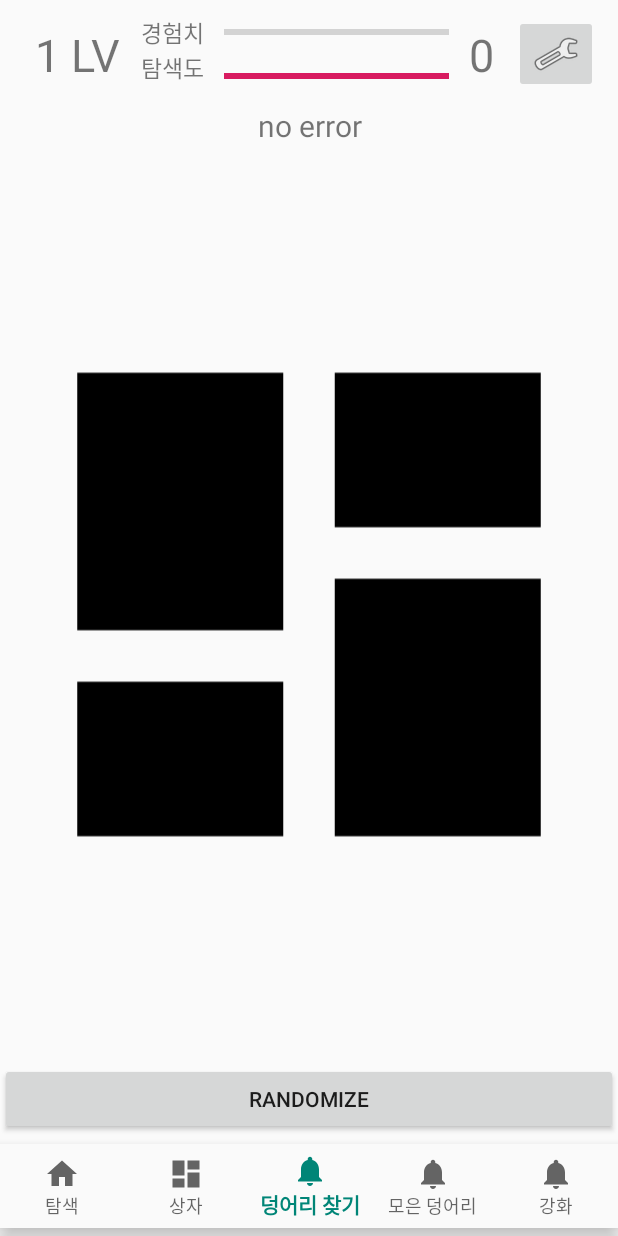
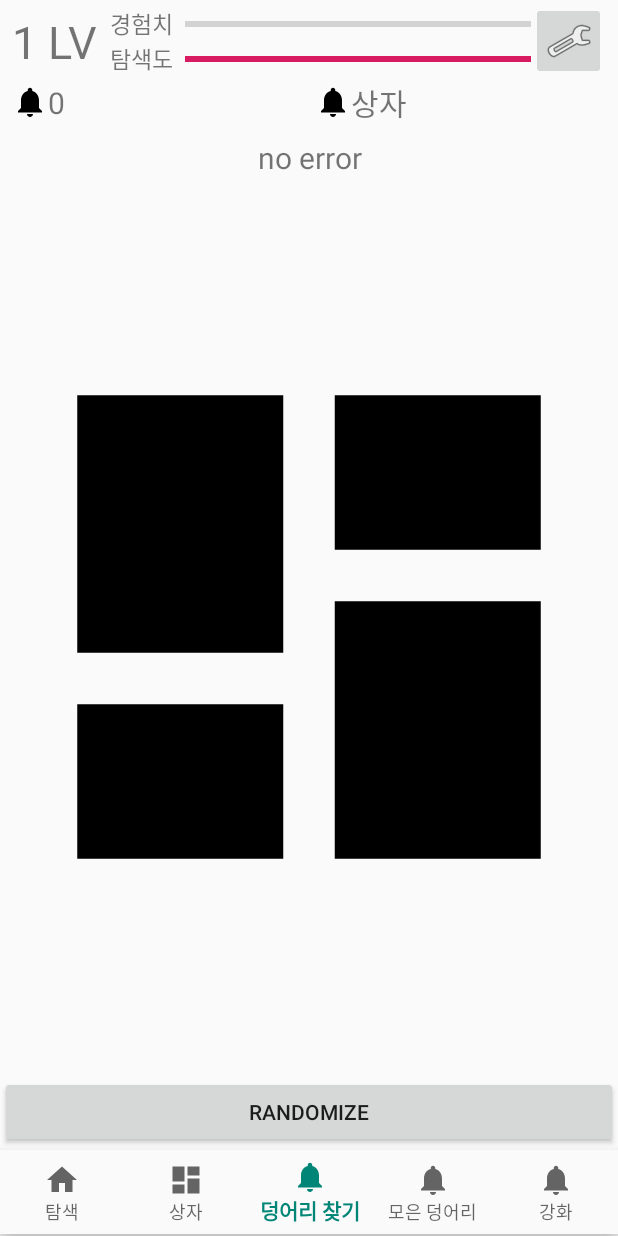
Before and after one commit to nsun9505/MobileAppProgramming_Team1, an Android app: the screen it shows after launch (MainActivity), item 3 of the bottom bar chosen, on a phone screen of 412 x 824 dp. Run offline under Robolectric (Android 15) with nearby library versions, the phone set to English and light mode, and no system bars; our stand-ins replace navigation-ui.

Commit message:
메인액티비티 폴리싱, 업그레이드 프래그먼트 연결

```diff
--- a/app/src/main/res/layout/activity_main.xml
+++ b/app/src/main/res/layout/activity_main.xml
@@ -28,23 +28,21 @@
         app:defaultNavHost="true"
         app:layout_constraintBottom_toTopOf="@+id/nav_view"
         app:layout_constraintEnd_toEndOf="parent"
-        app:layout_constraintHorizontal_bias="0.0"
         app:layout_constraintStart_toStartOf="parent"
-        app:layout_constraintTop_toBottomOf="@+id/textView3"
+        app:layout_constraintTop_toBottomOf="@+id/textView4"
         app:navGraph="@navigation/mobile_navigation" />
 
     <TextView
         android:id="@+id/textView3"
         android:layout_width="wrap_content"
         android:layout_height="wrap_content"
-        android:layout_marginLeft="10dp"
-        android:layout_marginTop="10dp"
+        android:layout_marginLeft="8dp"
         android:text="LV"
         android:textSize="30dp"
-        app:layout_constraintBottom_toTopOf="@+id/nav_host_fragment"
-        app:layout_constraintStart_toStartOf="parent"
+        app:layout_constraintBottom_toTopOf="@+id/textView4"
+        app:layout_constraintLeft_toLeftOf="parent"
         app:layout_constraintTop_toTopOf="parent"
-        app:layout_constraintEnd_toStartOf="@id/exp"
+        app:layout_constraintLeft_toRightOf="@+id/exp"
         tools:ignore="MissingConstraints" />
 
     <TextView
@@ -53,75 +51,96 @@
         android:layout_height="wrap_content"
         android:text="경험치"
         android:textSize="15dp"
-        android:layout_marginTop="10dp"
-        app:layout_constraintStart_toEndOf="@+id/textView3"
-        app:layout_constraintEnd_toStartOf="@id/progressBar"
-        app:layout_constraintTop_toTopOf="parent"
+        android:layout_marginLeft="8dp"
+        app:layout_constraintLeft_toRightOf="@+id/textView3"
+        app:layout_constraintRight_toLeftOf="@id/progressBar"
+        app:layout_constraintTop_toTopOf="@+id/textView3"
+        app:layout_constraintBottom_toTopOf="@+id/search"
         tools:ignore="MissingConstraints" />
+
     <TextView
         android:id="@+id/search"
         android:layout_width="wrap_content"
         android:layout_height="wrap_content"
         android:text="탐색도"
         android:textSize="15dp"
-        app:layout_constraintStart_toEndOf="@+id/textView3"
-        app:layout_constraintEnd_toStartOf="@id/progressBar2"
+        android:layout_marginLeft="8dp"
+        app:layout_constraintLeft_toRightOf="@+id/textView3"
+        app:layout_constraintRight_toLeftOf="@id/progressBar2"
+        app:layout_constraintBottom_toBottomOf="@id/textView3"
         app:layout_constraintTop_toBottomOf="@id/exp"
         tools:ignore="MissingConstraints" />
 
     <ProgressBar
         android:id="@+id/progressBar"
         style="?android:attr/progressBarStyleHorizontal"
-        android:layout_width="150dp"
+        android:layout_width="0dp"
         android:layout_height="wrap_content"
         android:max="100"
         android:progress="20"
-        android:layout_marginTop="10dp"
-        app:layout_constraintBottom_toTopOf="@+id/progressBar2"
-        app:layout_constraintEnd_toStartOf="@+id/textView4"
-        app:layout_constraintStart_toEndOf="@+id/exp"
-        app:layout_constraintTop_toTopOf="parent"
-        app:layout_constraintVertical_bias="0.0"
+
+        android:layout_marginLeft="8dp"
+        app:layout_constraintLeft_toRightOf="@+id/exp"
+        app:layout_constraintTop_toTopOf="@+id/exp"
+        app:layout_constraintBottom_toBottomOf="@+id/exp"
+        app:layout_constraintRight_toLeftOf="@+id/settingbtn"
         tools:ignore="MissingConstraints" />
 
     <ProgressBar
         android:id="@+id/progressBar2"
         style="?android:attr/progressBarStyleHorizontal"
-        android:layout_width="150dp"
+        android:layout_width="0dp"
         android:layout_height="wrap_content"
         android:max="100"
         android:progress="10"
 
-        android:layout_marginTop="10dp"
-        app:layout_constraintBottom_toTopOf="@+id/nav_host_fragment"
-        app:layout_constraintEnd_toStartOf="@+id/textView4"
-        app:layout_constraintStart_toEndOf="@+id/search"
-        app:layout_constraintTop_toBottomOf="@id/progressBar"
+        android:layout_marginLeft="8dp"
+        app:layout_constraintLeft_toRightOf="@+id/search"
+        app:layout_constraintTop_toTopOf="@id/search"
+        app:layout_constraintBottom_toBottomOf="@+id/search"
+        app:layout_constraintRight_toLeftOf="@+id/settingbtn"
         tools:ignore="MissingConstraints" />
 
     <ImageButton
         android:id="@+id/settingbtn"
-        android:layout_width="wrap_content"
+        android:layout_width="50dp"
         android:layout_height="wrap_content"
-        android:layout_marginTop="10dp"
-        app:layout_constraintBottom_toTopOf="@+id/nav_host_fragment"
-        app:layout_constraintEnd_toEndOf="parent"
-        app:layout_constraintStart_toEndOf="@+id/textView4"
-        app:layout_constraintTop_toTopOf="parent"
+        android:layout_marginRight="8dp"
+        app:layout_constraintBottom_toBottomOf="@id/textView3"
+        app:layout_constraintLeft_toRightOf="@+id/progressBar2"
+        app:layout_constraintRight_toRightOf="parent"
+        app:layout_constraintTop_toTopOf="@id/textView3"
         app:srcCompat="@android:drawable/ic_menu_manage"
         tools:ignore="MissingConstraints" />
 
     <TextView
         android:id="@+id/textView4"
-        android:layout_width="wrap_content"
+        android:layout_width="0dp"
         android:layout_height="wrap_content"
-        android:layout_marginTop="10dp"
+        android:layout_marginLeft="8dp"
+        android:layout_marginRight="4dp"
+        android:drawableLeft="@drawable/ic_notifications_black_24dp"
         android:text="금화"
-        android:textSize="30dp"
+        android:textSize="20dp"
         app:layout_constraintBottom_toTopOf="@+id/nav_host_fragment"
-        app:layout_constraintEnd_toStartOf="@+id/settingbtn"
-        app:layout_constraintStart_toEndOf="@+id/progressBar2"
-        app:layout_constraintTop_toTopOf="parent"
+        app:layout_constraintLeft_toLeftOf="parent"
+        app:layout_constraintRight_toLeftOf="@+id/textView5"
+        app:layout_constraintTop_toBottomOf="@+id/settingbtn"
+        tools:ignore="MissingConstraints" />
+
+    <TextView
+        android:id="@+id/textView5"
+        android:layout_width="0dp"
+        android:layout_height="wrap_content"
+        android:layout_marginLeft="4dp"
+        android:layout_marginRight="8dp"
+        android:drawableLeft="@drawable/ic_notifications_black_24dp"
+        android:text="상자"
+        android:textSize="20dp"
+        app:layout_constraintBottom_toTopOf="@+id/nav_host_fragment"
+        app:layout_constraintLeft_toRightOf="@+id/textView4"
+        app:layout_constraintRight_toRightOf="parent"
+        app:layout_constraintTop_toBottomOf="@+id/settingbtn"
         tools:ignore="MissingConstraints" />
 
 
--- a/app/src/main/res/navigation/mobile_navigation.xml
+++ b/app/src/main/res/navigation/mobile_navigation.xml
@@ -31,7 +31,7 @@
 
     <fragment
         android:id="@+id/navigation_upgrade"
-        android:name="com.mapteam1.lumpcolletor.ui.lootlump.LootLumpFragment"
+        android:name="com.mapteam1.lumpcolletor.ui.upgrade.ListView_Upgrade_main"
         android:label="@string/title_upgrade"
         tools:layout="@layout/fragment_upgrade" />
 
```
